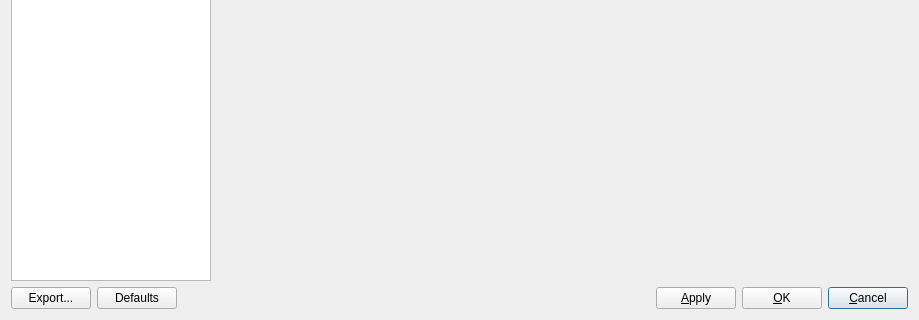
Qt form scribus/ui/preferencesdialogbase.ui (scribusproject/scribus) before a commit; both pictures show x 0 to 919 and y 266 to 586 of the 919 by 586 pixel window.
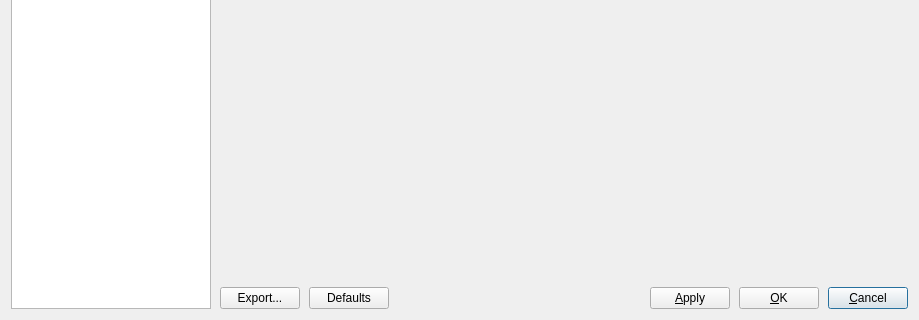
The same form after that commit.

```diff
--- a/scribus/ui/preferencesdialogbase.ui
+++ b/scribus/ui/preferencesdialogbase.ui
@@ -16,6 +16,9 @@
   <layout class="QVBoxLayout" name="verticalLayout">
    <item>
     <layout class="QHBoxLayout" name="frameHorizontalLayout">
+     <property name="spacing">
+      <number>9</number>
+     </property>
      <item>
       <widget class="QListWidget" name="preferencesTypeList">
        <property name="minimumSize">
@@ -51,14 +54,23 @@
       </widget>
      </item>
      <item>
+      <layout class="QVBoxLayout" name="verticalLayout_5">
+       <property name="spacing">
+        <number>9</number>
+       </property>
+       <item>
       <widget class="QStackedWidget" name="prefsStackWidget">
        <widget class="QWidget" name="page_2"/>
       </widget>
      </item>
-    </layout>
-   </item>
    <item>
     <layout class="QHBoxLayout" name="buttonHorizontalLayout">
+         <property name="leftMargin">
+          <number>0</number>
+         </property>
+         <property name="rightMargin">
+          <number>0</number>
+         </property>
      <item>
       <widget class="QPushButton" name="exportButton">
        <property name="text">
@@ -121,6 +133,10 @@
         <bool>true</bool>
        </property>
       </widget>
+         </item>
+        </layout>
+       </item>
+      </layout>
      </item>
     </layout>
    </item>
```
Lines whose indentation alone changed are shown as unchanged.
